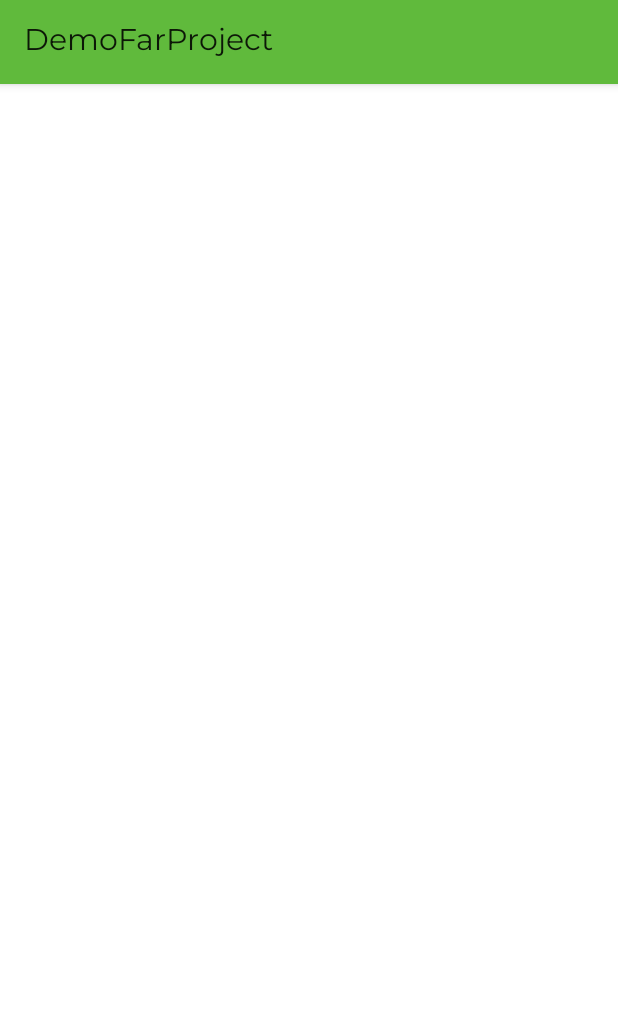
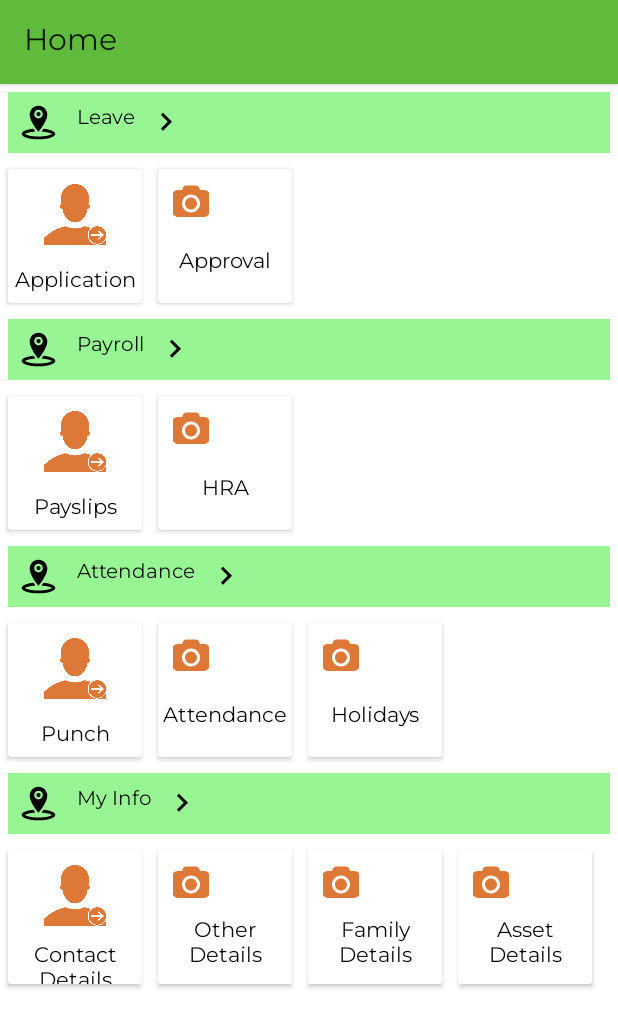
Before and after one commit to erankit4uu/NewFarsightDesign, an Android app: the HomeActivity screen opened directly, with no data from a screen before it, on a phone screen of 412 x 824 dp. Shown: the top 1028 px of the screen. Run offline under Robolectric (Android 15) with nearby library versions, the light colour scheme and no system bars; our stand-ins replace Picasso, data binding, sdp/ssp sizes; Roboto replaces fonts that are not available here.

Commit message:
1. added demo data to app

```diff
--- a/app/build.gradle
+++ b/app/build.gradle
@@ -37,4 +37,5 @@ dependencies {
     androidTestImplementation 'androidx.test.espresso:espresso-core:3.2.0'
     implementation 'androidx.cardview:cardview:1.0.0'
     implementation 'androidx.recyclerview:recyclerview:1.1.0-beta03'
+    implementation 'com.squareup.picasso:picasso:2.71828'
 }
--- /dev/null
+++ b/app/src/main/java/com/ankit/demofarproject/model/MenuModel.kt
@@ -0,0 +1,14 @@
+package com.ankit.demofarproject.model
+
+object MenuModel {
+
+    data class MainMenuModel(
+        val title : String,
+        val innerList : List<InnerMenuModel>
+    )
+
+    data class InnerMenuModel(
+        val title : String,
+        val image : Int
+    )
+}
--- /dev/null
+++ b/app/src/main/java/com/ankit/demofarproject/view/ui/AppConnectActivity.kt
@@ -0,0 +1,23 @@
+package com.ankit.demofarproject.view.ui
+
+import android.content.Intent
+import android.os.Bundle
+import com.ankit.demofarproject.R
+import com.ankit.demofarproject.databinding.ActivityLoginBinding
+import com.ankit.demofarproject.databinding.ActivityMainBinding
+import com.ankit.demofarproject.view.ui.base.BaseAppActivity
+
+class AppConnectActivity : BaseAppActivity(){
+
+    override fun onCreate(savedInstanceState: Bundle?) {
+        super.onCreate(savedInstanceState)
+
+        val binding = binding(R.layout.activity_main) as ActivityMainBinding
+        binding.btnConnect.setOnClickListener {
+            val intent = Intent(this, LoginActivity::class.java)
+            startActivity(intent)
+        }
+
+
+    }
+}
--- /dev/null
+++ b/app/src/main/java/com/ankit/demofarproject/view/ui/LoginActivity.kt
@@ -0,0 +1,20 @@
+package com.ankit.demofarproject.view.ui
+
+import android.content.Intent
+import android.os.Bundle
+import com.ankit.demofarproject.R
+import com.ankit.demofarproject.databinding.ActivityLoginBinding
+import com.ankit.demofarproject.view.ui.base.BaseAppActivity
+import com.ankit.demofarproject.view.ui.home.HomeActivity
+
+class LoginActivity : BaseAppActivity() {
+
+    override fun onCreate(savedInstanceState: Bundle?) {
+        super.onCreate(savedInstanceState)
+        val binding = binding(R.layout.activity_login) as ActivityLoginBinding
+        binding.btnConnect.setOnClickListener {
+            val intent = Intent(this, HomeActivity::class.java)
+            startActivity(intent)
+        }
+    }
+}
--- a/app/src/main/java/com/ankit/demofarproject/view/ui/home/HomeActivity.kt
+++ b/app/src/main/java/com/ankit/demofarproject/view/ui/home/HomeActivity.kt
@@ -4,16 +4,80 @@ import android.os.Bundle
 import androidx.recyclerview.widget.LinearLayoutManager
 import com.ankit.demofarproject.R
 import com.ankit.demofarproject.databinding.ActivityHomeBinding
+import com.ankit.demofarproject.model.MenuModel
 import com.ankit.demofarproject.view.ui.base.BaseAppActivity
 
 class HomeActivity : BaseAppActivity(){
-
+    val mainMenuList = ArrayList<MenuModel.MainMenuModel>()
+    val leaveList = ArrayList<MenuModel.InnerMenuModel>()
+    val payrollList = ArrayList<MenuModel.InnerMenuModel>()
+    val infoList = ArrayList<MenuModel.InnerMenuModel>()
+    val attendanceList = ArrayList<MenuModel.InnerMenuModel>()
+    lateinit var mainAdapter : HomeMainMenuAdapter
     override fun onCreate(savedInstanceState: Bundle?) {
         super.onCreate(savedInstanceState)
         val binding = binding(R.layout.activity_home) as ActivityHomeBinding
+        title = "Home"
+
+        createLeaveList()
+        createPayrollList()
+        createMainMenu()
 
         binding.mainRecycler.layoutManager = LinearLayoutManager(this)
+        mainAdapter = HomeMainMenuAdapter(this, mainMenuList)
+        binding.mainRecycler.adapter = mainAdapter
 
     }
 
+    fun createMainMenu(){
+        var data = MenuModel.MainMenuModel("Leave", leaveList)
+        mainMenuList.add(data)
+
+        data = MenuModel.MainMenuModel("Payroll", payrollList)
+        mainMenuList.add(data)
+
+        data = MenuModel.MainMenuModel("Attendance", attendanceList)
+        mainMenuList.add(data)
+
+        data = MenuModel.MainMenuModel("My Info", infoList)
+        mainMenuList.add(data)
+
+
+    }
+    fun createLeaveList(){
+        var data3 = MenuModel.InnerMenuModel("Application", R.drawable.leave)
+        leaveList.add(data3)
+
+        data3 = MenuModel.InnerMenuModel("Approval", R.drawable.ic_camera_image)
+        leaveList.add(data3)
+    }
+    fun createPayrollList(){
+        var data = MenuModel.InnerMenuModel("Payslips", R.drawable.leave)
+        payrollList.add(data)
+
+        data = MenuModel.InnerMenuModel("HRA", R.drawable.ic_camera_image)
+        payrollList.add(data)
+
+        var data1 = MenuModel.InnerMenuModel("Contact Details", R.drawable.leave)
+        infoList.add(data1)
+
+        data1 = MenuModel.InnerMenuModel("Other Details", R.drawable.ic_camera_image)
+        infoList.add(data1)
+
+        data1 = MenuModel.InnerMenuModel("Family Details", R.drawable.ic_camera_image)
+        infoList.add(data1)
+
+        data1 = MenuModel.InnerMenuModel("Asset Details", R.drawable.ic_camera_image)
+        infoList.add(data1)
+
+        var data2 = MenuModel.InnerMenuModel("Punch", R.drawable.leave)
+        attendanceList.add(data2)
+
+        data2 = MenuModel.InnerMenuModel("Attendance", R.drawable.ic_camera_image)
+        attendanceList.add(data2)
+
+        data2 = MenuModel.InnerMenuModel("Holidays", R.drawable.ic_camera_image)
+        attendanceList.add(data2)
+    }
+
 }
--- /dev/null
+++ b/app/src/main/java/com/ankit/demofarproject/view/ui/home/HomeMainMenuAdapter.kt
@@ -0,0 +1,47 @@
+package com.ankit.demofarproject.view.ui.home
+
+import android.content.Context
+import android.view.LayoutInflater
+import android.view.View
+import android.view.ViewGroup
+import androidx.databinding.DataBindingUtil
+import androidx.recyclerview.widget.LinearLayoutManager
+import androidx.recyclerview.widget.RecyclerView
+import com.ankit.demofarproject.R
+import com.ankit.demofarproject.databinding.ItemMainRecyclerBinding
+import com.ankit.demofarproject.model.MenuModel
+
+class HomeMainMenuAdapter(var context: Context, var mainList: List<MenuModel.MainMenuModel>)
+    : RecyclerView.Adapter<HomeMainMenuAdapter.MyViewHolder>() {
+    lateinit var binding: ItemMainRecyclerBinding
+    lateinit var innerAdapter : InnerRecyclerAdapter
+    val innerList = ArrayList<MenuModel.InnerMenuModel>()
+
+    override fun onCreateViewHolder(parent: ViewGroup, viewType: Int): MyViewHolder {
+        val inflator = LayoutInflater.from(context)
+        binding = DataBindingUtil.inflate(inflator, R.layout.item_main_recycler, parent, false)
+        return MyViewHolder(binding.root)
+    }
+
+    override fun getItemCount(): Int {
+        return mainList.size
+    }
+
+    override fun onBindViewHolder(holder: MyViewHolder, position: Int) {
+        holder.bind(mainList[position])
+    }
+
+
+    inner class MyViewHolder(itemView: View) : RecyclerView.ViewHolder(itemView){
+        fun bind(item : MenuModel.MainMenuModel){
+//            createInnerList()
+            binding.innerRecycler.layoutManager = LinearLayoutManager(context, LinearLayoutManager.HORIZONTAL,false )
+            innerAdapter = InnerRecyclerAdapter(context, item.innerList)
+            binding.innerRecycler.adapter = innerAdapter
+            binding.title.text = item.title
+
+        }
+
+    }
+
+}
--- /dev/null
+++ b/app/src/main/java/com/ankit/demofarproject/view/ui/home/InnerRecyclerAdapter.kt
@@ -0,0 +1,42 @@
+package com.ankit.demofarproject.view.ui.home
+
+import android.content.Context
+import android.view.LayoutInflater
+import android.view.View
+import android.view.ViewGroup
+import androidx.databinding.DataBindingUtil
+import androidx.recyclerview.widget.RecyclerView
+import com.ankit.demofarproject.R
+import com.ankit.demofarproject.databinding.ItemInnerRecyclerBinding
+import com.ankit.demofarproject.model.MenuModel
+import com.squareup.picasso.Picasso
+
+class InnerRecyclerAdapter(var context: Context, var mainList: List<MenuModel.InnerMenuModel>)
+    : RecyclerView.Adapter<InnerRecyclerAdapter.MyViewHolder>() {
+    lateinit var binding: ItemInnerRecyclerBinding
+
+    override fun onCreateViewHolder(parent: ViewGroup, viewType: Int): MyViewHolder {
+        val inflator = LayoutInflater.from(context)
+        binding = DataBindingUtil.inflate(inflator, R.layout.item_inner_recycler, parent, false)
+        return MyViewHolder(binding.root)
+    }
+
+    override fun getItemCount(): Int {
+        return mainList.size
+    }
+
+    override fun onBindViewHolder(holder: MyViewHolder, position: Int) {
+        holder.bind(mainList[position])
+    }
+
+
+    inner class MyViewHolder(itemView: View) : RecyclerView.ViewHolder(itemView){
+        fun bind(item : MenuModel.InnerMenuModel){
+            binding.textTitle.text = item.title
+            Picasso.get()
+                .load(item.image)
+                .placeholder(R.drawable.leave)
+                .into(binding.imageIcon)
+        }
+    }
+}
--- /dev/null
+++ b/app/src/main/res/drawable/ic_keyboard_arrow_right_black_24dp.xml
@@ -0,0 +1,9 @@
+<vector xmlns:android="http://schemas.android.com/apk/res/android"
+        android:width="24dp"
+        android:height="24dp"
+        android:viewportWidth="24.0"
+        android:viewportHeight="24.0">
+    <path
+        android:fillColor="#FF000000"
+        android:pathData="M8.59,16.34l4.58,-4.59 -4.58,-4.59L10,5.75l6,6 -6,6z"/>
+</vector>
--- a/app/src/main/res/layout/item_inner_recycler.xml
+++ b/app/src/main/res/layout/item_inner_recycler.xml
@@ -28,6 +28,7 @@
                           android:text="Leave"
                           android:id="@+id/text_title"
                           android:layout_weight="0.3"
+                          android:lines="2"
                           android:layout_gravity="center"
                           android:textSize="@dimen/_14sdp"
                           android:textColor="@color/black"/>
--- a/app/src/main/res/layout/item_main_recycler.xml
+++ b/app/src/main/res/layout/item_main_recycler.xml
@@ -6,21 +6,26 @@
                   android:layout_height="wrap_content">
         <LinearLayout android:layout_width="match_parent"
                       android:layout_height="wrap_content"
+                      android:background="@color/lightGreen"
+                      android:layout_margin="@dimen/_5sdp"
                       android:orientation="horizontal">
-            <TextView android:layout_width="0dp"
-                      android:layout_height="match_parent"
-                      android:layout_weight="1"
+
+            <ImageView android:layout_width="@dimen/_30sdp"
+                      android:layout_height="@dimen/_30sdp"
                       android:textColor="@color/black"
+                      android:gravity="end|center"
+                       android:src="@drawable/ic_pin_for_places"
+                      android:layout_margin="@dimen/_5sdp"
+                      android:layout_gravity="end|center"
+                      android:id="@+id/text_view_more"/>
+            <TextView android:layout_width="wrap_content"
+                      android:layout_height="wrap_content"
+                      android:layout_margin="@dimen/_5sdp"
+                      android:layout_gravity="center|start"
+                      android:textColor="@color/black"
+                      android:drawableRight="@drawable/ic_keyboard_arrow_right_black_24dp"
                       android:id="@+id/title"/>
 
-            <TextView android:layout_width="0dp"
-                      android:layout_height="match_parent"
-                      android:layout_weight="0.5"
-                      android:textColor="@color/black"
-                      android:text="View More..."
-                      android:gravity="end"
-                      android:layout_gravity="end"
-                      android:id="@+id/text_view_more"/>
         </LinearLayout>
 
         <androidx.recyclerview.widget.RecyclerView
--- a/app/src/main/res/values/colors.xml
+++ b/app/src/main/res/values/colors.xml
@@ -5,5 +5,6 @@
     <color name="colorAccent">#de7837</color>
     <color name="white">#ffffff</color>
     <color name="black">#000000</color>
-    <color name="grey">#6E916C</color>
+    <color name="grey">#465245</color>
+    <color name="lightGreen">#98F594</color>
 </resources>
```
Also changed, not shown: app/src/main/AndroidManifest.xml (+7 -1 lines).
